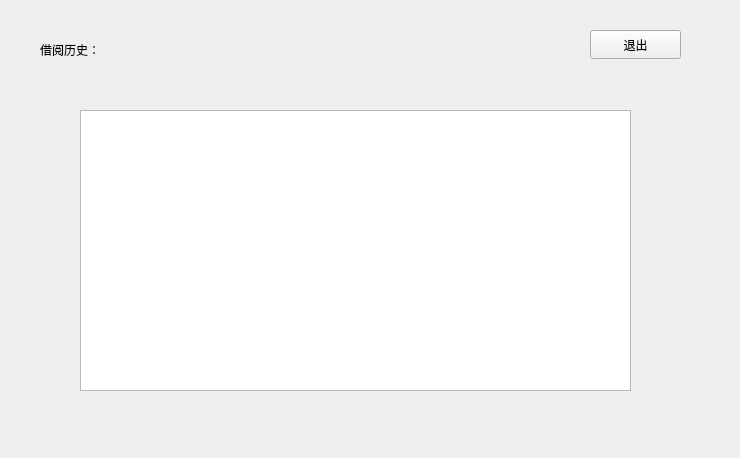
First picture: the form in LibraryManager/borrow_history.ui, repository Guodanding/713topteam_LibraryManagerSystem, before the edit.
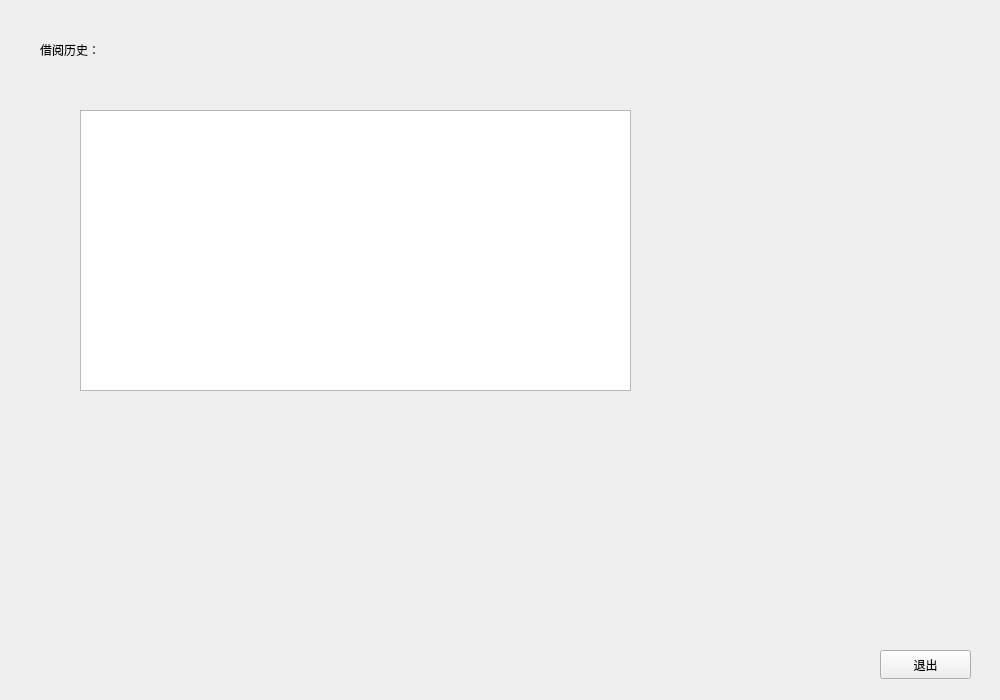
Second picture: the form after the edit.

The edit to the form file:
```diff
--- a/LibraryManager/borrow_history.ui
+++ b/LibraryManager/borrow_history.ui
@@ -6,8 +6,8 @@
    <rect>
     <x>0</x>
     <y>0</y>
-    <width>740</width>
-    <height>458</height>
+    <width>1000</width>
+    <height>700</height>
    </rect>
   </property>
   <property name="windowTitle">
@@ -39,8 +39,8 @@
   <widget class="QPushButton" name="ExitBtn">
    <property name="geometry">
     <rect>
-     <x>590</x>
-     <y>30</y>
+     <x>880</x>
+     <y>650</y>
      <width>91</width>
      <height>29</height>
     </rect>
```
